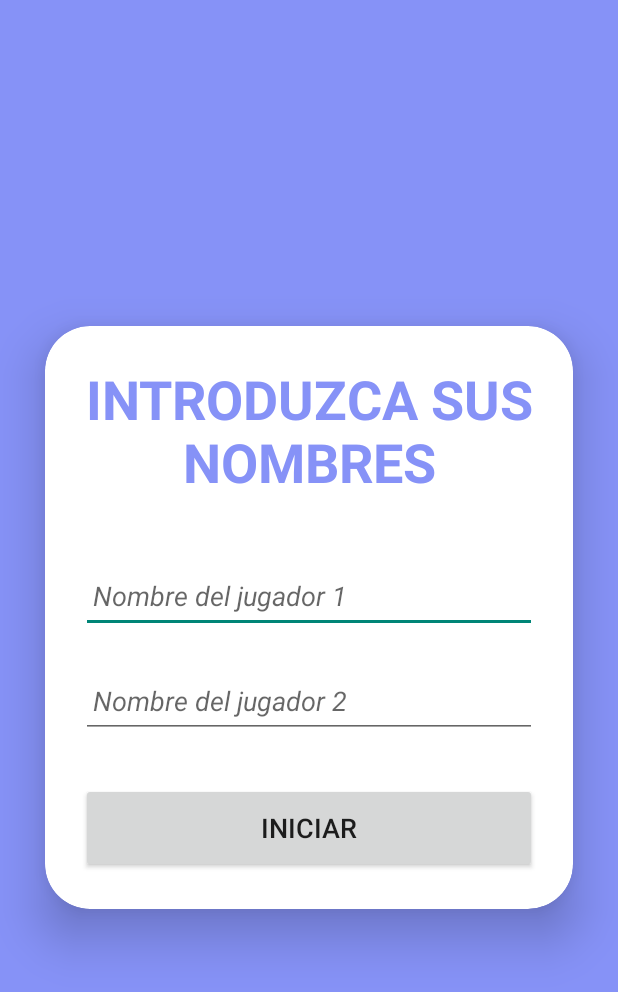
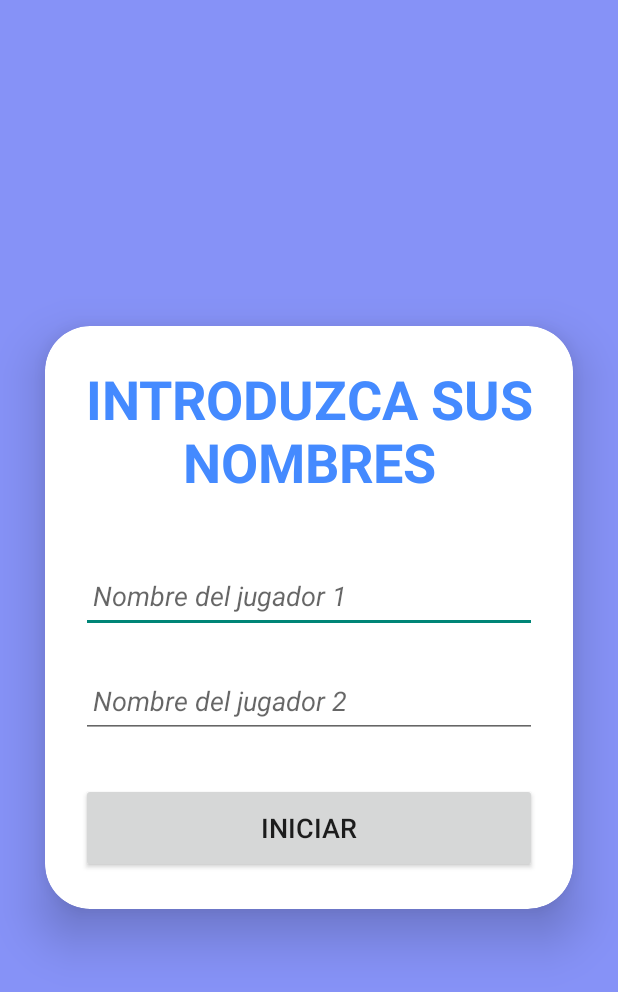
Before and after one commit to pabloacedo04/Proyecto_Final_DAM, an Android app: the TresEnRayaLog screen opened directly, with no data from a screen before it, on a phone screen of 412 x 824 dp. Shown: the top 992 px of the screen. Run offline under Robolectric (Android 15) with nearby library versions, the phone set to English and light mode, and no system bars.

Commit message:
Warnings eliminados

```diff
--- a/app/src/main/java/com/example/proyectofinaldam/TresEnRayaLog.java
+++ b/app/src/main/java/com/example/proyectofinaldam/TresEnRayaLog.java
@@ -2,7 +2,6 @@ package com.example.proyectofinaldam;
 
 import android.content.Intent;
 import android.os.Bundle;
-import android.view.View;
 import android.widget.Button;
 import android.widget.EditText;
 import android.widget.Toast;
@@ -16,9 +15,7 @@ public class TresEnRayaLog extends AppCompatActivity {
         EditText jugador1 = findViewById(R.id.jugador1);
         EditText jugador2 = findViewById(R.id.jugador2);
         Button iniciar = findViewById(R.id.iniciobtn);
-        iniciar.setOnClickListener(new View.OnClickListener() {
-            @Override
-            public void onClick(View view) {
+        iniciar.setOnClickListener(view -> {
             String getjugador1 = jugador1.getText().toString();
             String getjugador2 = jugador2.getText().toString();
             if (getjugador1.isEmpty() || getjugador2.isEmpty()) {
@@ -29,7 +26,6 @@ public class TresEnRayaLog extends AppCompatActivity {
                 intent.putExtra("jugador2", getjugador2);
                 startActivity(intent);
             }
-            }
         });
     }
 }
--- a/app/src/main/res/layout/activity_tres_en_raya.xml
+++ b/app/src/main/res/layout/activity_tres_en_raya.xml
@@ -2,6 +2,7 @@
 <RelativeLayout
     xmlns:android="http://schemas.android.com/apk/res/android"
     xmlns:app="http://schemas.android.com/apk/res-auto"
+    xmlns:tools="http://schemas.android.com/tools"
     android:layout_width="match_parent"
     android:layout_height="match_parent"
     android:orientation="vertical"
@@ -19,14 +20,15 @@
             android:orientation="vertical"
             android:layout_gravity="center_horizontal"
             android:padding="24dp">
+
             <TextView
                 android:layout_width="match_parent"
                 android:layout_height="wrap_content"
-                android:text="INTRODUZCA SUS NOMBRES"
+                android:text="@string/introduzca_sus_nombres"
                 android:textAlignment="center"
+                android:textColor="#448AFF"
                 android:textSize="36sp"
-                android:textStyle="bold"
-                android:textColor="@color/morado"/>
+                android:textStyle="bold" />
             <EditText
                 android:layout_width="match_parent"
                 android:layout_height="50dp"
@@ -35,9 +37,10 @@
                 android:padding="8dp"
                 android:maxLines="1"
                 android:textStyle="italic"
-                android:hint="Nombre del jugador 1"
+                android:hint="@string/nombre_del_jugador_1"
                 android:textColor="@color/morado"
-                android:drawablePadding="8dp"/>
+                android:drawablePadding="8dp"
+                tools:ignore="Autofill,TextFields,VisualLintTextFieldSize" />
             <EditText
                 android:layout_width="match_parent"
                 android:layout_height="50dp"
@@ -46,17 +49,19 @@
                 android:padding="8dp"
                 android:maxLines="1"
                 android:textStyle="italic"
-                android:hint="Nombre del jugador 2"
+                android:hint="@string/nombre_del_jugador_2"
                 android:textColor="@color/morado"
-                android:drawablePadding="8dp"/>
+                android:drawablePadding="8dp"
+                tools:ignore="Autofill,TextFields,VisualLintTextFieldSize" />
             <Button
                 android:layout_width="match_parent"
                 android:layout_height="60dp"
                 android:layout_marginTop="30dp"
                 android:id="@+id/iniciobtn"
-                android:text="INICIAR"
+                android:text="@string/iniciar"
                 android:textSize="18sp"
-                app:cornerRadius = "20dp"/>
+                app:cornerRadius = "20dp"
+                tools:ignore="VisualLintButtonSize" />
         </LinearLayout>
     </androidx.cardview.widget.CardView>
 </RelativeLayout>
--- a/app/src/main/res/values/strings.xml
+++ b/app/src/main/res/values/strings.xml
@@ -2,4 +2,15 @@
     <string name="app_name">Arcade Adventure</string>
     <string name="boton_reiniciar">Reiniciar</string>
     <string name="boton_cerrar">Salir</string>
+    <string name="jugador1">jugador1</string>
+    <string name="jugador2">jugador2</string>
+    <string name="reiniciar">Reiniciar</string>
+    <string name="introduzca_sus_nombres">INTRODUZCA SUS NOMBRES</string>
+    <string name="nombre_del_jugador_1">Nombre del jugador 1</string>
+    <string name="nombre_del_jugador_2">Nombre del jugador 2</string>
+    <string name="iniciar">INICIAR</string>
+    <string name="selecci_n_de_juego">Selección de juego</string>
+    <string name="juego_1">Juego 1</string>
+    <string name="memory">Memory</string>
+    <string name="sudoku">Sudoku</string>
 </resources>
```
Also changed, not shown: app/src/main/java/com/example/proyectofinaldam/TresEnRayaGame.java (+28 -61 lines), app/src/main/res/layout/activity_seleccion_juego.xml (+7 -8 lines), app/src/main/res/layout/activity_tres_en_raya_game.xml (+30 -16 lines). Lines whose indentation alone changed are shown as unchanged.
